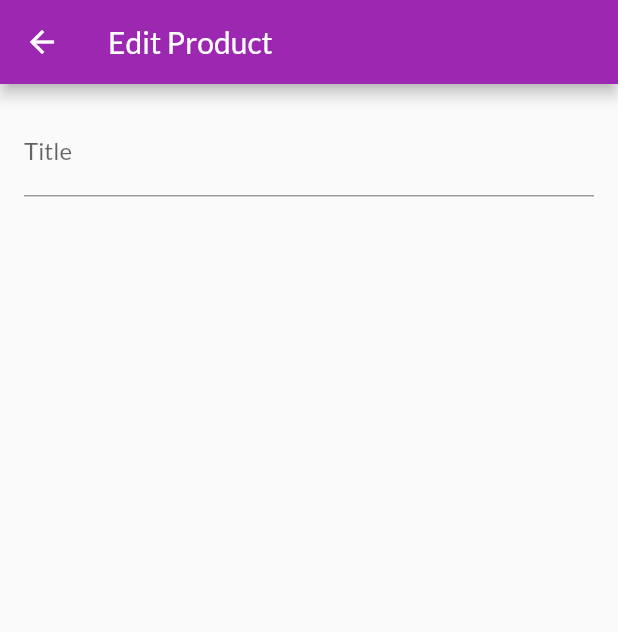
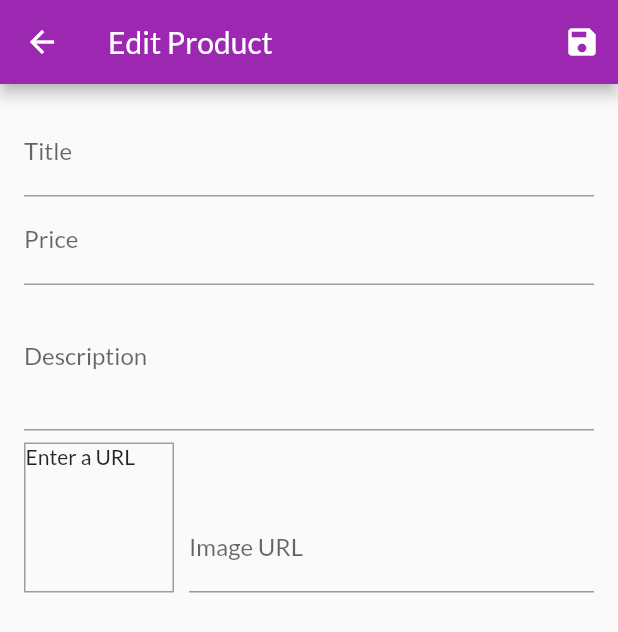
Before and after one commit to somono168/flutter-shop-app, a Flutter app: the EditProductScreen screen opened by its route, on a phone screen of 412 x 824 dp. Shown: the top 632 px of the screen. Run offline on Flutter 3.47's test engine with Material 2 defaults, Android fonts, the phone set to English and light mode, and no system bars; network calls fail.

```diff
--- a/lib/screens/edit_product_screen.dart
+++ b/lib/screens/edit_product_screen.dart
@@ -1,4 +1,5 @@
 import 'package:flutter/material.dart';
+import 'package:shop_app/providers/product.dart';
 
 // StatefulWidget because this screen need to handle Form input
 class EditProductScreen extends StatefulWidget {
@@ -10,20 +11,172 @@ class EditProductScreen extends StatefulWidget {
 }
 
 class _EditProductScreenState extends State<EditProductScreen> {
+  final _priceFocusNode = FocusNode();
+  final _descriptionFocusNode = FocusNode();
+  final _imageUrlController = TextEditingController();
+  final _imageUrlFocusNode = FocusNode();
+
+  // Using a GlobalKey is the recommended way to access a form. However,
+  // if you have a more complex widget tree, you can use the Form.of() method
+  // to access the form within nested widgets.
+  final _formKey = GlobalKey<FormState>();
+  var _editedProduct = Product(
+    id: '',
+    title: '',
+    description: '',
+    price: 0,
+    imageUrl: '',
+  );
+
+  @override
+  void initState() {
+    // our goal here is show image preview when
+    // imageUrl field lose it focus.
+    _imageUrlFocusNode.addListener(_updateImageUrl);
+    super.initState();
+  }
+
+  @override
+  void dispose() {
+    // When working with focusNode, we need to dispose it.
+    // if not, its state will be remembered in memory and
+    // it will conflict with other form in other page.
+    _imageUrlFocusNode.removeListener(_updateImageUrl);
+    _priceFocusNode.dispose();
+    _descriptionFocusNode.dispose();
+    _imageUrlController.dispose();
+    _imageUrlFocusNode.dispose();
+    super.dispose();
+  }
+
+  void _updateImageUrl() {
+    if (!_imageUrlFocusNode.hasFocus) {
+      setState(() {});
+    }
+  }
+
+  void _saveForm() {
+    _formKey.currentState!.save();
+  }
+
   @override
   Widget build(BuildContext context) {
     return Scaffold(
       appBar: AppBar(
         title: const Text('Edit Product'),
+        actions: [
+          IconButton(
+            icon: const Icon(Icons.save),
+            onPressed: _saveForm,
+          )
+        ],
       ),
       body: Padding(
         padding: const EdgeInsets.all(16.0),
         child: Form(
+          key: _formKey,
           child: ListView(
             children: [
               TextFormField(
                 decoration: const InputDecoration(labelText: 'Title'),
                 textInputAction: TextInputAction.next,
+                onFieldSubmitted: (_) {
+                  FocusScope.of(context).requestFocus(_priceFocusNode);
+                },
+                onSaved: (value) {
+                  _editedProduct = Product(
+                    id: '',
+                    title: value as String,
+                    description: _editedProduct.description,
+                    price: _editedProduct.price,
+                    imageUrl: _editedProduct.imageUrl,
+                  );
+                },
+              ),
+              TextFormField(
+                decoration: const InputDecoration(labelText: 'Price'),
+                textInputAction: TextInputAction.next,
+                keyboardType: TextInputType.number,
+                focusNode: _priceFocusNode,
+                onFieldSubmitted: (_) {
+                  FocusScope.of(context).requestFocus(_descriptionFocusNode);
+                },
+                onSaved: (value) {
+                  _editedProduct = Product(
+                    id: '',
+                    title: _editedProduct.title,
+                    description: _editedProduct.description,
+                    price: double.parse(value as String),
+                    imageUrl: _editedProduct.imageUrl,
+                  );
+                },
+              ),
+              TextFormField(
+                decoration: const InputDecoration(labelText: 'Description'),
+                maxLines: 3,
+                keyboardType: TextInputType.multiline,
+                focusNode: _descriptionFocusNode,
+                onSaved: (value) {
+                  _editedProduct = Product(
+                    id: '',
+                    title: _editedProduct.title,
+                    description: value as String,
+                    price: _editedProduct.price,
+                    imageUrl: _editedProduct.imageUrl,
+                  );
+                },
+              ),
+              Row(
+                crossAxisAlignment: CrossAxisAlignment.end,
+                children: [
+                  Container(
+                    width: 100,
+                    height: 100,
+                    margin: const EdgeInsets.only(
+                      top: 8,
+                      right: 10,
+                    ),
+                    decoration: BoxDecoration(
+                      border: Border.all(
+                        width: 1,
+                        color: Colors.grey,
+                      ),
+                    ),
+                    child: _imageUrlController.text.isEmpty
+                        ? const Text('Enter a URL')
+                        : FittedBox(
+                            child: Image.network(
+                              _imageUrlController.text,
+                              fit: BoxFit.cover,
+                            ),
+                          ),
+                  ),
+                  Expanded(
+                    child: TextFormField(
+                      decoration: const InputDecoration(labelText: 'Image URL'),
+                      keyboardType: TextInputType.url,
+                      // To get image preview before Form submitted.
+                      controller: _imageUrlController,
+                      focusNode: _imageUrlFocusNode,
+
+                      // this enable "done" button in soft keyboard
+                      textInputAction: TextInputAction.done,
+                      onSaved: (value) {
+                        _editedProduct = Product(
+                          id: '',
+                          title: _editedProduct.title,
+                          description: _editedProduct.description,
+                          price: _editedProduct.price,
+                          imageUrl: value as String,
+                        );
+                      },
+                      // this will execute when pressing "done" button
+                      onFieldSubmitted: (_) {
+                        _saveForm();
+                      },
+                    ),
+                  ),
+                ],
               )
             ],
           ),
```
